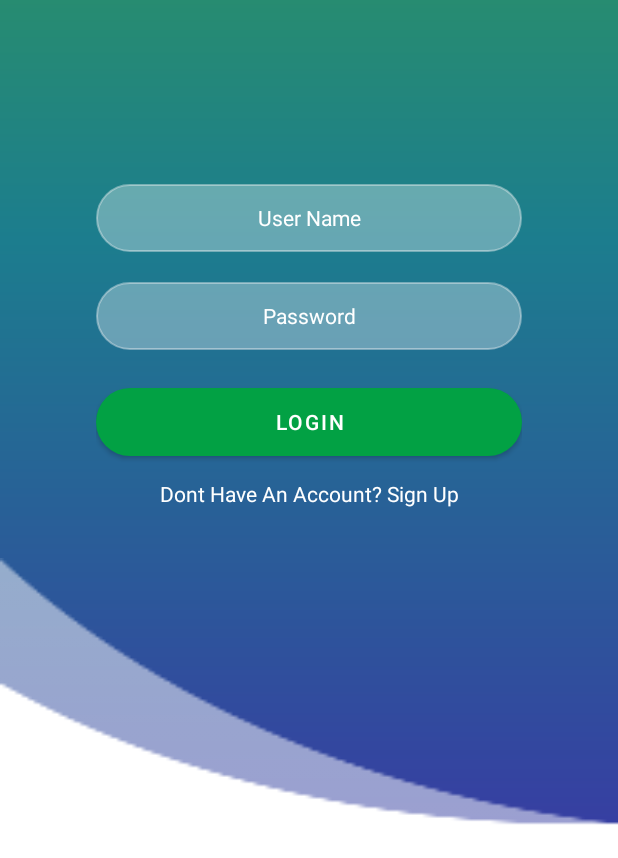
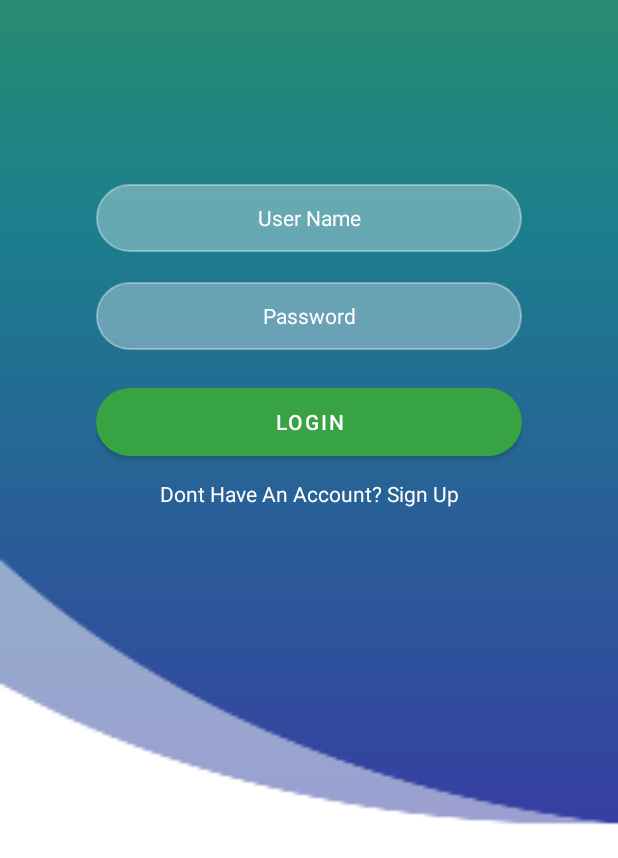
Before and after one commit to sumonece15/Ui-Design8, an Android app: the screen it shows after launch (MainActivity), on a phone screen of 412 x 824 dp, the part 378-1236 px from its top. Run offline under Robolectric (Android 15) with nearby library versions, the phone set to English and light mode, and no system bars.

Commit message:
Ui Design8 (1.0)

```diff
--- a/app/src/main/res/values/themes.xml
+++ b/app/src/main/res/values/themes.xml
@@ -2,8 +2,8 @@
     <!-- Base application theme. -->
     <style name="Theme.UiDesign8" parent="Theme.MaterialComponents.DayNight.NoActionBar">
         <!-- Primary brand color. -->
-        <item name="colorPrimary">#02A144</item>
-        <item name="colorPrimaryVariant">#02A144</item>
+        <item name="colorPrimary">#38a343</item>
+        <item name="colorPrimaryVariant">#38a343</item>
         <item name="colorOnPrimary">@color/white</item>
         <!-- Secondary brand color. -->
         <item name="colorSecondary">@color/teal_200</item>
```
